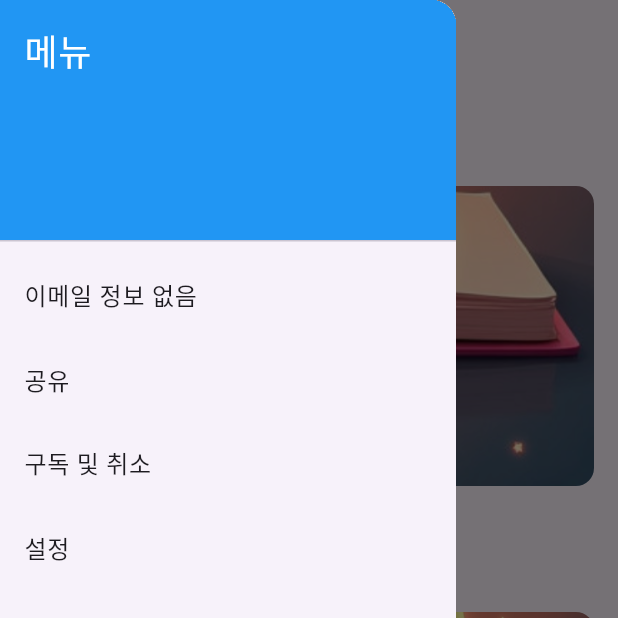
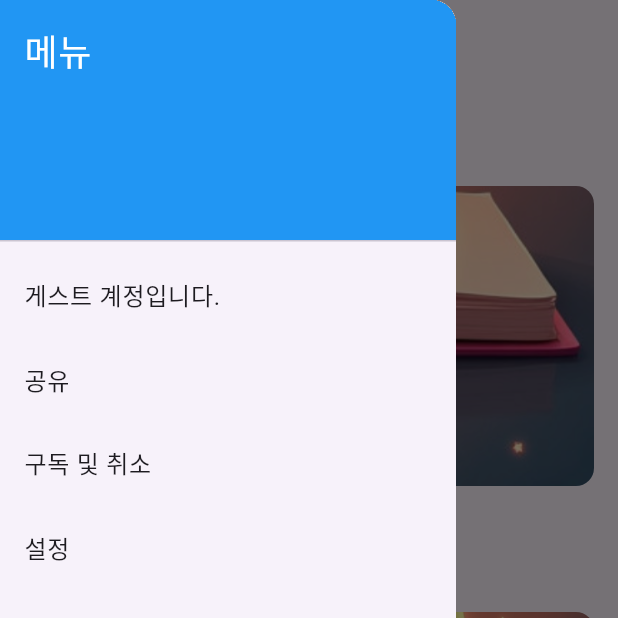
Before and after one commit to SeongJae999/dreamingStory, a Flutter app: the HomePage screen opened directly, with the side drawer open, on a phone screen of 412 x 824 dp, the top half of it. Run offline on Flutter 3.47's test engine with Material 3 defaults, Android fonts, the phone set to English and light mode, and no system bars; our stand-ins replace audioplayers, firebase_auth, firebase_core, flutter_dotenv, google_sign_in, shared_preferences; accounts and stored records are empty.

Commit message:
게스트 계정입니다.

```diff
--- a/flutter/lib/pages/home.dart
+++ b/flutter/lib/pages/home.dart
@@ -27,7 +27,7 @@ class HomePage extends StatelessWidget {
               ),
             ),
             ListTile(
-              title: Text(user?.email ?? '이메일 정보 없음'),
+              title: Text(user?.email ?? '게스트 계정입니다.'),
             ),
             ListTile(
               title: Text('공유'),
```
Also changed, not shown: flutter/pubspec.yaml (line endings or trailing spaces).
